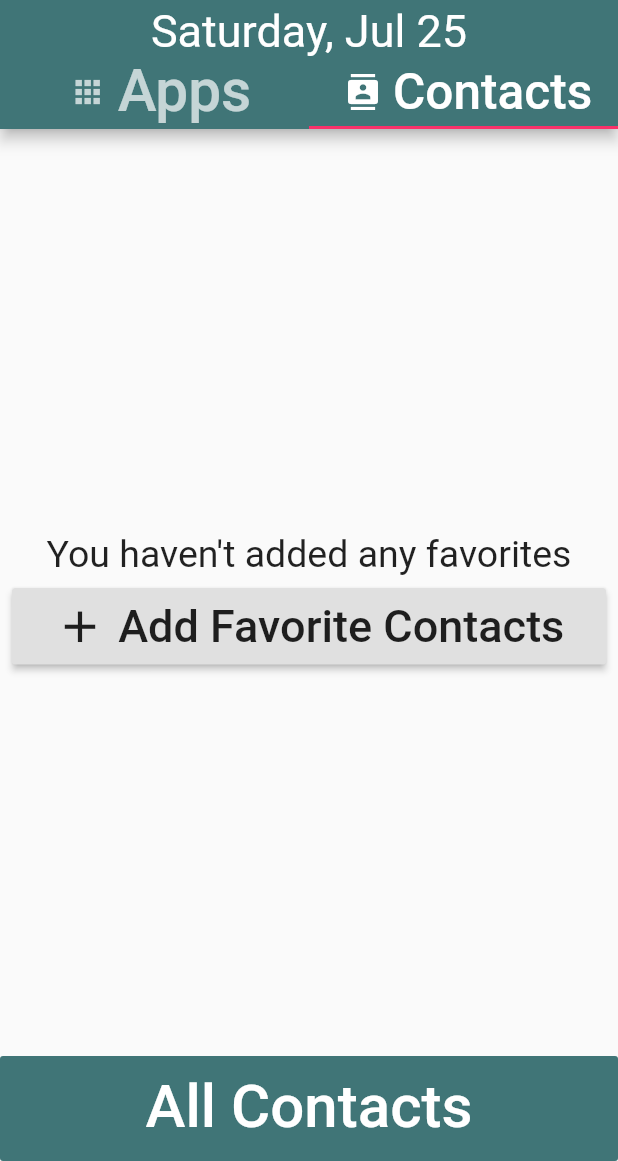
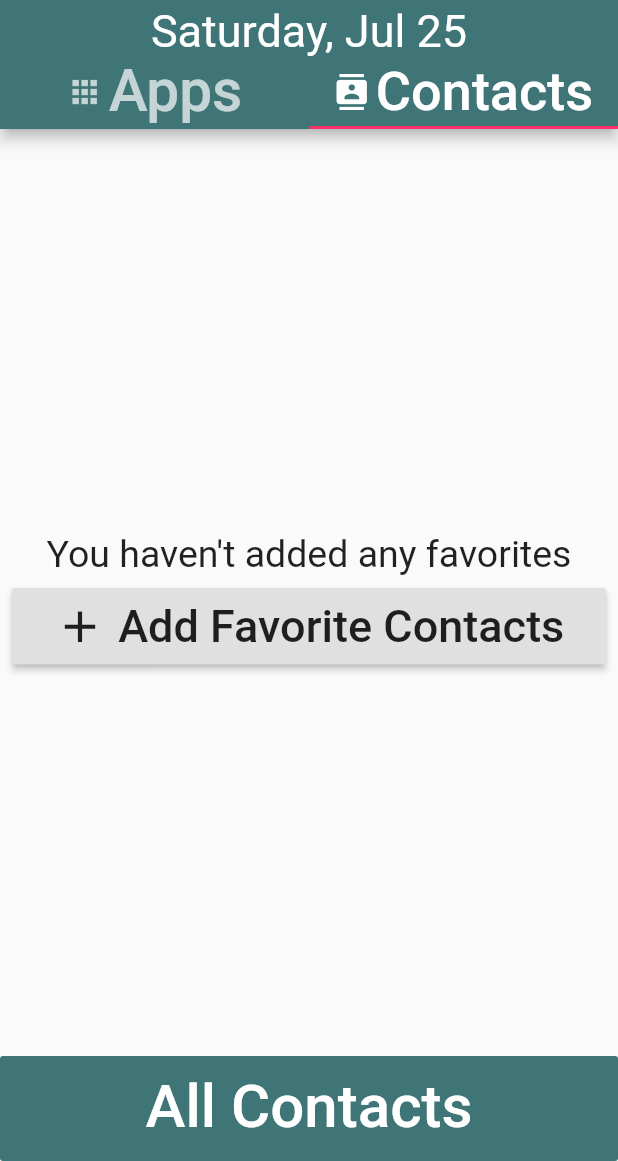
Before and after one commit to itsarjunsinh/elder_launcher, a Flutter app: the screen it shows after launch, tab 2 chosen, on a phone screen of 412 x 824 dp, the part 75-1236 px from its top. Run offline on Flutter 3.47's test engine with Material 2 defaults, Android fonts, the phone set to English and light mode, and no system bars; drawn by our look-alikes of auto_size_text; our stand-ins replace contacts_service, permission_handler, shared_preferences; missing offline and left inert: device_apps.

Commit message:
Fix tab title overflow; Update russian translation

```diff
--- a/lib/ui/pages/home_page/home_page.dart
+++ b/lib/ui/pages/home_page/home_page.dart
@@ -72,14 +72,16 @@ class HomePage extends StatelessWidget {
                             children: <Widget>[
                               Padding(
                                 padding:
-                                    const EdgeInsets.symmetric(horizontal: 8.0),
+                                    const EdgeInsets.fromLTRB(0, 0, 4.0, 0),
                                 child: Icon(Icons.apps),
                               ),
-                              AutoSizeText(
-                                S.of(context).Apps,
-                                group: _appBarTextSizeGroup,
-                                maxLines: 1,
-                                style: TextStyle(fontSize: 50),
+                              Flexible(
+                                child: AutoSizeText(
+                                  S.of(context).Apps,
+                                  group: _appBarTextSizeGroup,
+                                  maxLines: 1,
+                                  style: TextStyle(fontSize: 50),
+                                ),
                               ),
                             ],
                           ),
@@ -92,10 +94,10 @@ class HomePage extends StatelessWidget {
                             children: <Widget>[
                               Padding(
                                 padding:
-                                    const EdgeInsets.symmetric(horizontal: 8.0),
+                                    const EdgeInsets.fromLTRB(0, 0, 4.0, 0),
                                 child: Icon(Icons.contacts),
                               ),
-                              Expanded(
+                              Flexible(
                                 child: AutoSizeText(
                                   S.of(context).Contacts,
                                   group: _appBarTextSizeGroup,
```
Also changed, not shown: lib/l10n/intl_ru.arb (+5 -5 lines), lib/generated/intl/messages_ru.dart.
